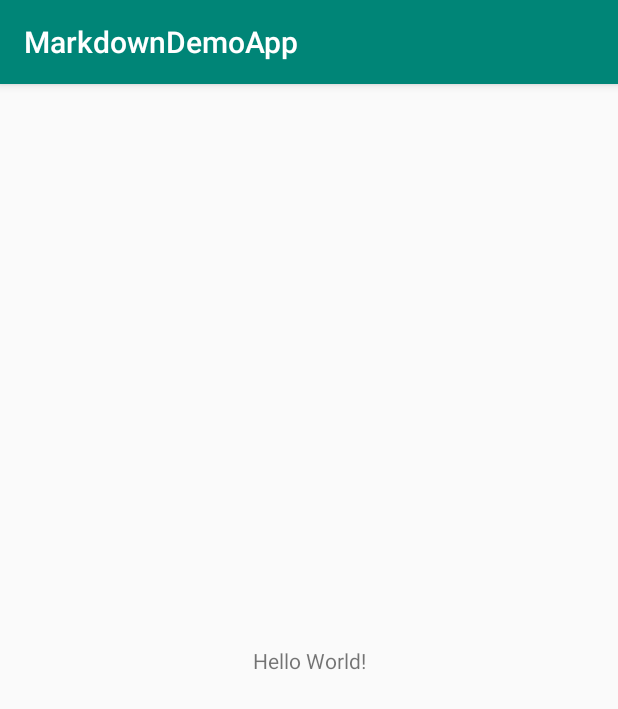
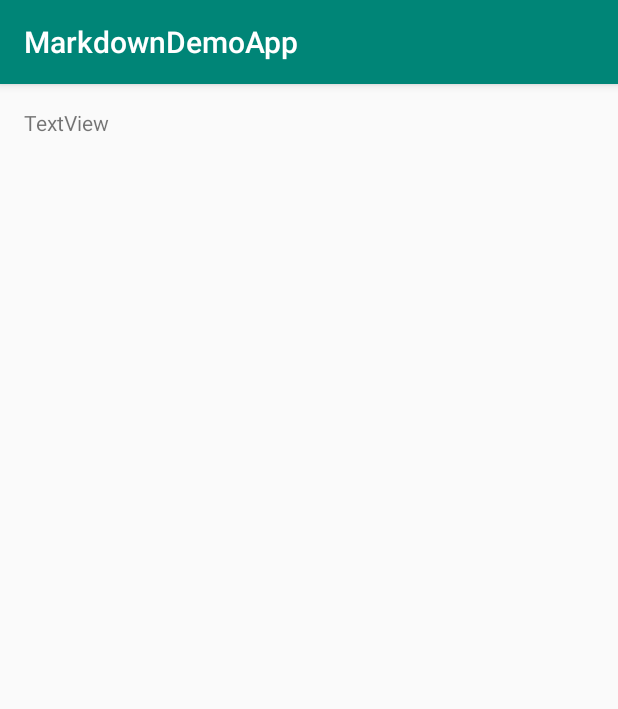
Before and after one commit to m-kikuchi777/markdown_demo, an Android app: the screen it shows after launch (MainActivity), on a phone screen of 412 x 824 dp. Shown: the top 709 px of the screen. Run offline under Robolectric (Android 15) with nearby library versions, the phone set to English and light mode, and no system bars; libraries missing offline, so code that uses them is left out: io.noties.markwon; 1 statement that could not run was skipped.

Commit message:
Markdownのプレビューを表示する処理を追加

```diff
--- a/app/build.gradle
+++ b/app/build.gradle
@@ -22,12 +22,18 @@ android {
     }
 }
 
+ext.markwonVersion = "4.1.0"
+
 dependencies {
     implementation fileTree(dir: 'libs', include: ['*.jar'])
     implementation"org.jetbrains.kotlin:kotlin-stdlib-jdk7:$kotlin_version"
     implementation 'androidx.appcompat:appcompat:1.0.2'
     implementation 'androidx.core:core-ktx:1.0.2'
     implementation 'androidx.constraintlayout:constraintlayout:1.1.3'
+
+    // Markwon
+    implementation "io.noties.markwon:core:${markwonVersion}"
+
     testImplementation 'junit:junit:4.12'
     androidTestImplementation 'androidx.test:runner:1.2.0'
     androidTestImplementation 'androidx.test.espresso:espresso-core:3.2.0'
--- a/app/src/main/java/com/mkikuchi/markdowndemoapp/MainActivity.kt
+++ b/app/src/main/java/com/mkikuchi/markdowndemoapp/MainActivity.kt
@@ -2,11 +2,38 @@ package com.mkikuchi.markdowndemoapp
 
 import androidx.appcompat.app.AppCompatActivity
 import android.os.Bundle
+import io.noties.markwon.Markwon
+import kotlinx.android.synthetic.main.activity_main.*
+import java.io.BufferedReader
+import java.io.InputStreamReader
+import java.lang.Exception
 
 class MainActivity : AppCompatActivity() {
 
     override fun onCreate(savedInstanceState: Bundle?) {
         super.onCreate(savedInstanceState)
         setContentView(R.layout.activity_main)
+
+        val markwon = Markwon.create(this)
+
+        try {
+            val cheatsheet = assets.open("Markdown-Here-Cheatsheet.md")
+            val br = BufferedReader(InputStreamReader(cheatsheet))
+
+            var text = ""
+
+            while (true) {
+                val str = br.readLine()
+                if (str != null) {
+                    text += str + "\n"
+                } else {
+                    break
+                }
+            }
+
+            markwon.setMarkdown(markdownTextView, text)
+        } catch (e: Exception) {
+            e.printStackTrace()
+        }
     }
 }
--- a/app/src/main/res/drawable-v24/ic_launcher_foreground.xml
+++ b/app/src/main/res/drawable-v24/ic_launcher_foreground.xml
@@ -18,10 +18,10 @@
                     android:type="linear">
                 <item
                         android:color="#44000000"
-                    android:offset="0.0" />
+                        android:offset="0.0"/>
                 <item
                         android:color="#00000000"
-                    android:offset="1.0" />
+                        android:offset="1.0"/>
             </gradient>
         </aapt:attr>
     </path>
@@ -30,5 +30,5 @@
             android:fillType="nonZero"
             android:pathData="M66.94,46.02L66.94,46.02C72.44,50.07 76,56.61 76,64L32,64C32,56.61 35.56,50.11 40.98,46.06L36.18,41.19C35.45,40.45 35.45,39.3 36.18,38.56C36.91,37.81 38.05,37.81 38.78,38.56L44.25,44.05C47.18,42.57 50.48,41.71 54,41.71C57.48,41.71 60.78,42.57 63.68,44.05L69.11,38.56C69.84,37.81 70.98,37.81 71.71,38.56C72.44,39.3 72.44,40.45 71.71,41.19L66.94,46.02ZM62.94,56.92C64.08,56.92 65,56.01 65,54.88C65,53.76 64.08,52.85 62.94,52.85C61.8,52.85 60.88,53.76 60.88,54.88C60.88,56.01 61.8,56.92 62.94,56.92ZM45.06,56.92C46.2,56.92 47.13,56.01 47.13,54.88C47.13,53.76 46.2,52.85 45.06,52.85C43.92,52.85 43,53.76 43,54.88C43,56.01 43.92,56.92 45.06,56.92Z"
             android:strokeColor="#00000000"
-        android:strokeWidth="1" />
+            android:strokeWidth="1"/>
 </vector>
--- a/app/src/main/res/layout/activity_main.xml
+++ b/app/src/main/res/layout/activity_main.xml
@@ -6,14 +6,12 @@
         android:layout_width="match_parent"
         android:layout_height="match_parent"
         tools:context=".MainActivity">
-
     <TextView
-        android:layout_width="wrap_content"
-        android:layout_height="wrap_content"
-        android:text="Hello World!"
-        app:layout_constraintBottom_toBottomOf="parent"
-        app:layout_constraintLeft_toLeftOf="parent"
-        app:layout_constraintRight_toRightOf="parent"
-        app:layout_constraintTop_toTopOf="parent" />
-
+            android:text="TextView"
+            android:layout_width="0dp"
+            android:layout_height="0dp"
+            android:id="@+id/markdownTextView" app:layout_constraintTop_toTopOf="parent"
+            app:layout_constraintStart_toStartOf="parent" android:layout_marginStart="16dp"
+            app:layout_constraintEnd_toEndOf="parent" android:layout_marginEnd="16dp" android:layout_marginBottom="16dp"
+            app:layout_constraintBottom_toBottomOf="parent" android:layout_marginTop="16dp"/>
 </androidx.constraintlayout.widget.ConstraintLayout>
--- a/gradle.properties
+++ b/gradle.properties
@@ -1,27 +1,21 @@
 # Project-wide Gradle settings.
-
 # IDE (e.g. Android Studio) users:
 # Gradle settings configured through the IDE *will override*
 # any settings specified in this file.
-
 # For more details on how to configure your build environment visit
 # http://www.gradle.org/docs/current/userguide/build_environment.html
-
 # Specifies the JVM arguments used for the daemon process.
 # The setting is particularly useful for tweaking memory settings.
 org.gradle.jvmargs=-Xmx1536m
-
 # When configured, Gradle will run in incubating parallel mode.
 # This option should only be used with decoupled projects. More details, visit
 # http://www.gradle.org/docs/current/userguide/multi_project_builds.html#sec:decoupled_projects
 # org.gradle.parallel=true
-
 # AndroidX package structure to make it clearer which packages are bundled with the
 # Android operating system, and which are packaged with your app's APK
 # https://developer.android.com/topic/libraries/support-library/androidx-rn
 android.useAndroidX=true
 # Automatically convert third-party libraries to use AndroidX
 android.enableJetifier=true
-
 # Kotlin code style for this project: "official" or "obsolete":
 kotlin.code.style=official
```
Also changed, not shown: app/src/main/AndroidManifest.xml (+10 -10 lines), app/src/main/res/drawable/ic_launcher_background.xml (+5 -5 lines), 1 other file. Lines whose indentation alone changed are shown as unchanged.
